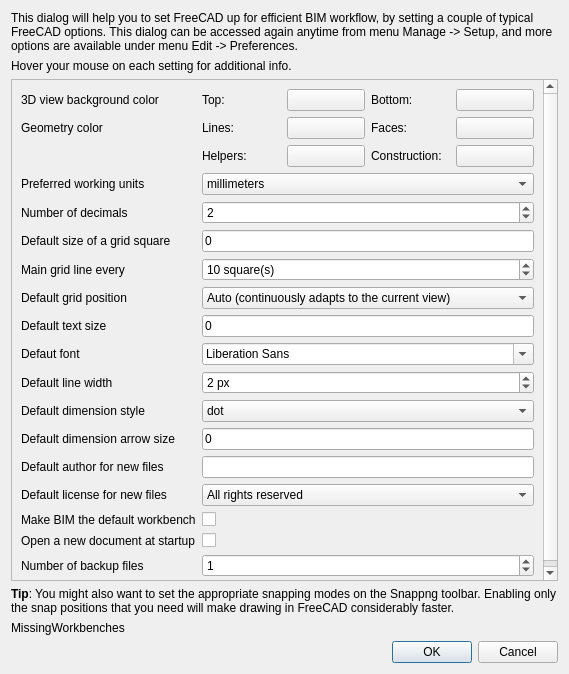
This is dialogSetup.ui in yorikvanhavre/BIM_Workbench as Qt 5 draws it before an edit. The edited form follows.
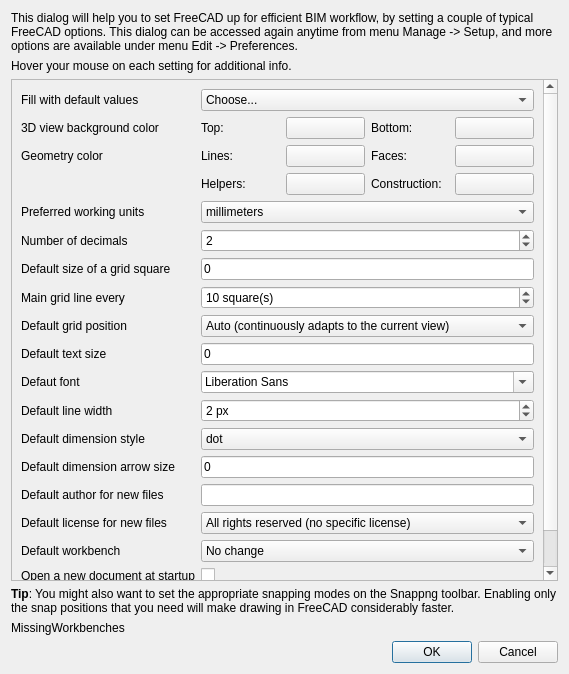
This is the edited form. Custom widgets are drawn as their Qt base class.

Commit message: Setup screen presets

Diff of the .ui file:
```diff
--- a/dialogSetup.ui
+++ b/dialogSetup.ui
@@ -43,73 +43,42 @@
       <property name="geometry">
        <rect>
         <x>0</x>
-        <y>-101</y>
+        <y>-139</y>
         <width>536</width>
-        <height>587</height>
+        <height>625</height>
        </rect>
       </property>
       <layout class="QVBoxLayout" name="verticalLayout_2">
        <item>
         <layout class="QGridLayout" name="gridLayout">
-         <item row="14" column="1">
-          <widget class="QComboBox" name="settingLicense">
-           <property name="toolTip">
-            <string>&lt;html&gt;&lt;head/&gt;&lt;body&gt;&lt;p&gt;Optional license you wish to use for new files. Keep &amp;quot;All rights reserved&amp;quot; if you don't wish to use any particular license. Location in preferences: &lt;span style=&quot; font-weight:600;&quot;&gt;General &amp;gt; Document &amp;gt; Default license&lt;/span&gt;&lt;/p&gt;&lt;/body&gt;&lt;/html&gt;</string>
-           </property>
-           <item>
-            <property name="text">
-             <string>All rights reserved</string>
-            </property>
-           </item>
-           <item>
-            <property name="text">
-             <string>CC-BY</string>
-            </property>
-           </item>
-           <item>
-            <property name="text">
-             <string>CC-BY-SA</string>
-            </property>
-           </item>
-           <item>
-            <property name="text">
-             <string>CC-BY-NC</string>
-            </property>
-           </item>
-           <item>
-            <property name="text">
-             <string>CC-BY-SA-NC</string>
-            </property>
-           </item>
-           <item>
-            <property name="text">
-             <string/>
-            </property>
-           </item>
-          </widget>
-         </item>
-         <item row="4" column="0">
-          <widget class="QLabel" name="label_14">
+         <item row="18" column="0">
+          <widget class="QLabel" name="label_12">
            <property name="text">
-            <string>Number of decimals</string>
+            <string>Number of backup files</string>
            </property>
           </widget>
          </item>
-         <item row="9" column="1">
-          <widget class="QFontComboBox" name="settingFont">
+         <item row="11" column="1">
+          <widget class="QSpinBox" name="settingLinewidth">
            <property name="toolTip">
             <string>&lt;html&gt;&lt;head/&gt;&lt;body&gt;&lt;p&gt;Default font. Location in preferences: &lt;span style=&quot; font-weight:600;&quot;&gt;Draft &amp;gt; Texts and dimensions &amp;gt; Font family, TechDraw &amp;gt; TechDraw 1 &amp;gt; Label Font&lt;/span&gt;&lt;/p&gt;&lt;/body&gt;&lt;/html&gt;</string>
            </property>
+           <property name="suffix">
+            <string> px</string>
+           </property>
+           <property name="value">
+            <number>2</number>
+           </property>
           </widget>
          </item>
-         <item row="16" column="0">
-          <widget class="QLabel" name="label_11">
+         <item row="10" column="0">
+          <widget class="QLabel" name="label_5">
            <property name="text">
-            <string>Open a new document at startup</string>
+            <string>Defaut font</string>
            </property>
           </widget>
          </item>
-         <item row="7" column="1">
+         <item row="8" column="1">
           <widget class="QComboBox" name="settingWP">
            <property name="toolTip">
             <string>&lt;html&gt;&lt;head/&gt;&lt;body&gt;&lt;p&gt;Where the grid appears at FreeCAD startup. Location in preferences: &lt;span style=&quot; font-weight:600;&quot;&gt;Draft &amp;gt; General settings &amp;gt; Default working plane&lt;/span&gt;&lt;/p&gt;&lt;/body&gt;&lt;/html&gt;</string>
@@ -136,34 +105,83 @@
            </item>
           </widget>
          </item>
-         <item row="3" column="0">
-          <widget class="QLabel" name="label">
+         <item row="8" column="0">
+          <widget class="QLabel" name="label_15">
            <property name="text">
-            <string>Preferred working units</string>
+            <string>Default grid position</string>
            </property>
           </widget>
          </item>
-         <item row="10" column="1">
-          <widget class="QSpinBox" name="settingLinewidth">
+         <item row="5" column="1">
+          <widget class="QSpinBox" name="settingDecimals">
            <property name="toolTip">
-            <string>&lt;html&gt;&lt;head/&gt;&lt;body&gt;&lt;p&gt;Default line width. Location in preferences: &lt;span style=&quot; font-weight:600;&quot;&gt;Display &amp;gt; Part colors &amp;gt; Default line width, Draft &amp;gt; Visual settings &amp;gt; Default line width&lt;/span&gt;&lt;/p&gt;&lt;/body&gt;&lt;/html&gt;</string>
-           </property>
-           <property name="suffix">
-            <string> px</string>
+            <string>&lt;html&gt;&lt;head/&gt;&lt;body&gt;&lt;p&gt;The number of decimals you wish to see used in the interface controls and measurements. Location in preferences: &lt;span style=&quot; font-weight:600;&quot;&gt;General &amp;gt; Units &amp;gt; Number of decimals&lt;/span&gt;&lt;/p&gt;&lt;/body&gt;&lt;/html&gt;</string>
            </property>
            <property name="value">
             <number>2</number>
            </property>
           </widget>
          </item>
+         <item row="12" column="0">
+          <widget class="QLabel" name="label_7">
+           <property name="text">
+            <string>Default dimension style</string>
+           </property>
+          </widget>
+         </item>
+         <item row="16" column="0">
+          <widget class="QLabel" name="label_10">
+           <property name="text">
+            <string>Default workbench</string>
+           </property>
+          </widget>
+         </item>
          <item row="5" column="0">
-          <widget class="QLabel" name="label_3">
+          <widget class="QLabel" name="label_14">
            <property name="text">
-            <string>Default size of a grid square</string>
+            <string>Number of decimals</string>
            </property>
           </widget>
          </item>
-         <item row="11" column="1">
+         <item row="17" column="0">
+          <widget class="QLabel" name="label_11">
+           <property name="text">
+            <string>Open a new document at startup</string>
+           </property>
+          </widget>
+         </item>
+         <item row="11" column="0">
+          <widget class="QLabel" name="label_6">
+           <property name="text">
+            <string>Default line width</string>
+           </property>
+          </widget>
+         </item>
+         <item row="14" column="1">
+          <widget class="QLineEdit" name="settingAuthor">
+           <property name="toolTip">
+            <string>&lt;html&gt;&lt;head/&gt;&lt;body&gt;&lt;p&gt;Your name (optional). You can also add your email like this: John Doe &amp;lt;john@doe.com&amp;gt;. Location in preferences: &lt;span style=&quot; font-weight:600;&quot;&gt;General &amp;gt; Document &amp;gt; Author name&lt;/span&gt;&lt;/p&gt;&lt;/body&gt;&lt;/html&gt;</string>
+           </property>
+           <property name="text">
+            <string/>
+           </property>
+          </widget>
+         </item>
+         <item row="10" column="1">
+          <widget class="QFontComboBox" name="settingFont">
+           <property name="toolTip">
+            <string>&lt;html&gt;&lt;head/&gt;&lt;body&gt;&lt;p&gt;Default font. Location in preferences: &lt;span style=&quot; font-weight:600;&quot;&gt;Draft &amp;gt; Texts and dimensions &amp;gt; Font family, TechDraw &amp;gt; TechDraw 1 &amp;gt; Label Font&lt;/span&gt;&lt;/p&gt;&lt;/body&gt;&lt;/html&gt;</string>
+           </property>
+          </widget>
+         </item>
+         <item row="2" column="0">
+          <widget class="QLabel" name="label_22">
+           <property name="text">
+            <string>Geometry color</string>
+           </property>
+          </widget>
+         </item>
+         <item row="12" column="1">
           <widget class="QComboBox" name="settingDimstyle">
            <property name="toolTip">
             <string>&lt;html&gt;&lt;head/&gt;&lt;body&gt;&lt;p&gt;Default dimension style. Location in preferences: &lt;span style=&quot; font-weight:600;&quot;&gt;Draft &amp;gt; Texts and dimensions &amp;gt; Arrow style, TechDraw &amp;gt; TechDraw 2 &amp;gt; Arrow Style&lt;/span&gt;&lt;/p&gt;&lt;/body&gt;&lt;/html&gt;</string>
@@ -190,24 +208,74 @@
            </item>
           </widget>
          </item>
-         <item row="7" column="0">
-          <widget class="QLabel" name="label_15">
+         <item row="14" column="0">
+          <widget class="QLabel" name="label_8">
            <property name="text">
-            <string>Default grid position</string>
+            <string>Default author for new files</string>
            </property>
           </widget>
          </item>
-         <item row="13" column="1">
-          <widget class="QLineEdit" name="settingAuthor">
+         <item row="7" column="1">
+          <widget class="QSpinBox" name="settingSquares">
            <property name="toolTip">
             <string>&lt;html&gt;&lt;head/&gt;&lt;body&gt;&lt;p&gt;Your name (optional). You can also add your email like this: John Doe &amp;lt;john@doe.com&amp;gt;. Location in preferences: &lt;span style=&quot; font-weight:600;&quot;&gt;General &amp;gt; Document &amp;gt; Author name&lt;/span&gt;&lt;/p&gt;&lt;/body&gt;&lt;/html&gt;</string>
            </property>
-           <property name="text">
-            <string/>
+           <property name="suffix">
+            <string> square(s)</string>
            </property>
+           <property name="value">
+            <number>10</number>
+           </property>
           </widget>
          </item>
-         <item row="3" column="1">
+         <item row="18" column="1">
+          <widget class="QSpinBox" name="settingBackupfiles">
+           <property name="toolTip">
+            <string>&lt;html&gt;&lt;head/&gt;&lt;body&gt;&lt;p&gt;The number of backup files to keep when saving a file. Location in preferences: &lt;span style=&quot; font-weight:600;&quot;&gt;General &amp;gt; Document &amp;gt; Maximum number of backup files&lt;/span&gt;&lt;/p&gt;&lt;/body&gt;&lt;/html&gt;</string>
+           </property>
+           <property name="value">
+            <number>1</number>
+           </property>
+          </widget>
+         </item>
+         <item row="15" column="1">
+          <widget class="QComboBox" name="settingLicense">
+           <property name="toolTip">
+            <string>&lt;html&gt;&lt;head/&gt;&lt;body&gt;&lt;p&gt;Optional license you wish to use for new files. Keep &amp;quot;All rights reserved&amp;quot; if you don't wish to use any particular license. Location in preferences: &lt;span style=&quot; font-weight:600;&quot;&gt;General &amp;gt; Document &amp;gt; Default license&lt;/span&gt;&lt;/p&gt;&lt;/body&gt;&lt;/html&gt;</string>
+           </property>
+           <item>
+            <property name="text">
+             <string>All rights reserved (no specific license)</string>
+            </property>
+           </item>
+           <item>
+            <property name="text">
+             <string>CC-BY</string>
+            </property>
+           </item>
+           <item>
+            <property name="text">
+             <string>CC-BY-SA</string>
+            </property>
+           </item>
+           <item>
+            <property name="text">
+             <string>CC-BY-NC</string>
+            </property>
+           </item>
+           <item>
+            <property name="text">
+             <string>CC-BY-SA-NC</string>
+            </property>
+           </item>
+           <item>
+            <property name="text">
+             <string/>
+            </property>
+           </item>
+          </widget>
+         </item>
+         <item row="4" column="1">
           <widget class="QComboBox" name="settingUnits">
            <property name="toolTip">
             <string>&lt;html&gt;&lt;head/&gt;&lt;body&gt;&lt;p&gt;The unit you prefer to work with, that will be used everywhere: in dialogs, measurements and dimensions. However, you can enter any other unit anytime. For example, if you configured FreeCAD to work in millimeters, you can still enter measures as &amp;quot;10m&amp;quot; or &amp;quot;5ft&amp;quot;. You can also change the working unit anytime without causing any modification to your model. Location in preferences: &lt;span style=&quot; font-weight:600;&quot;&gt;General &amp;gt; Units &amp;gt; User system&lt;/span&gt;&lt;/p&gt;&lt;/body&gt;&lt;/html&gt;</string>
@@ -244,110 +312,14 @@
            </item>
           </widget>
          </item>
-         <item row="15" column="1">
-          <widget class="QCheckBox" name="settingWorkbench">
-           <property name="toolTip">
-            <string>&lt;html&gt;&lt;head/&gt;&lt;body&gt;&lt;p&gt;Check this to make FreeCAD start directly in the BIM workbench. Location in preferences: &lt;span style=&quot; font-weight:600;&quot;&gt;General &amp;gt; General &amp;gt; Autoload module&lt;/span&gt;&lt;/p&gt;&lt;/body&gt;&lt;/html&gt;</string>
-           </property>
-           <property name="text">
-            <string/>
-           </property>
-          </widget>
-         </item>
-         <item row="13" column="0">
-          <widget class="QLabel" name="label_8">
-           <property name="text">
-            <string>Default author for new files</string>
-           </property>
-          </widget>
-         </item>
-         <item row="8" column="0">
-          <widget class="QLabel" name="label_4">
-           <property name="text">
-            <string>Default text size</string>
-           </property>
-          </widget>
-         </item>
-         <item row="9" column="0">
-          <widget class="QLabel" name="label_5">
-           <property name="text">
-            <string>Defaut font</string>
-           </property>
-          </widget>
-         </item>
-         <item row="10" column="0">
-          <widget class="QLabel" name="label_6">
-           <property name="text">
-            <string>Default line width</string>
-           </property>
-          </widget>
-         </item>
-         <item row="11" column="0">
-          <widget class="QLabel" name="label_7">
-           <property name="text">
-            <string>Default dimension style</string>
-           </property>
-          </widget>
-         </item>
          <item row="15" column="0">
-          <widget class="QLabel" name="label_10">
-           <property name="text">
-            <string>Make BIM the default workbench</string>
-           </property>
-          </widget>
-         </item>
-         <item row="16" column="1">
-          <widget class="QCheckBox" name="settingNewdocument">
-           <property name="toolTip">
-            <string>&lt;html&gt;&lt;head/&gt;&lt;body&gt;&lt;p&gt;Check this to make FreeCAD start with a new blank document. Location in preferences: &lt;span style=&quot; font-weight:600;&quot;&gt;General &amp;gt; Document &amp;gt; Create new documentat startup&lt;/span&gt;&lt;/p&gt;&lt;/body&gt;&lt;/html&gt;</string>
-           </property>
-           <property name="text">
-            <string/>
-           </property>
-          </widget>
-         </item>
-         <item row="17" column="0">
-          <widget class="QLabel" name="label_12">
-           <property name="text">
-            <string>Number of backup files</string>
-           </property>
-          </widget>
-         </item>
-         <item row="17" column="1">
-          <widget class="QSpinBox" name="settingBackupfiles">
-           <property name="toolTip">
-            <string>&lt;html&gt;&lt;head/&gt;&lt;body&gt;&lt;p&gt;The number of backup files to keep when saving a file. Location in preferences: &lt;span style=&quot; font-weight:600;&quot;&gt;General &amp;gt; Document &amp;gt; Maximum number of backup files&lt;/span&gt;&lt;/p&gt;&lt;/body&gt;&lt;/html&gt;</string>
-           </property>
-           <property name="value">
-            <number>1</number>
-           </property>
-          </widget>
-         </item>
-         <item row="12" column="0">
-          <widget class="QLabel" name="label_16">
-           <property name="text">
-            <string>Default dimension arrow size</string>
-           </property>
-          </widget>
-         </item>
-         <item row="4" column="1">
-          <widget class="QSpinBox" name="settingDecimals">
-           <property name="toolTip">
-            <string>&lt;html&gt;&lt;head/&gt;&lt;body&gt;&lt;p&gt;The number of decimals you wish to see used in the interface controls and measurements. Location in preferences: &lt;span style=&quot; font-weight:600;&quot;&gt;General &amp;gt; Units &amp;gt; Number of decimals&lt;/span&gt;&lt;/p&gt;&lt;/body&gt;&lt;/html&gt;</string>
-           </property>
-           <property name="value">
-            <number>2</number>
-           </property>
-          </widget>
-         </item>
-         <item row="14" column="0">
           <widget class="QLabel" name="label_9">
            <property name="text">
             <string>Default license for new files</string>
            </property>
           </widget>
          </item>
-         <item row="5" column="1">
+         <item row="6" column="1">
           <widget class="Gui::InputField" name="settingGrid">
            <property name="toolTip">
             <string>&lt;html&gt;&lt;head/&gt;&lt;body&gt;&lt;p&gt;This is the size of the smallest square of the grid. Location in preferences: &lt;span style=&quot; font-weight:600;&quot;&gt;Draft &amp;gt; Grid and snapping &amp;gt; Grid spacing&lt;/span&gt;&lt;/p&gt;&lt;/body&gt;&lt;/html&gt;</string>
@@ -360,60 +332,7 @@
            </property>
           </widget>
          </item>
-         <item row="8" column="1">
-          <widget class="Gui::InputField" name="settingText">
-           <property name="toolTip">
-            <string>&lt;html&gt;&lt;head/&gt;&lt;body&gt;&lt;p&gt;The default size of texts and dimension texts. Location in preferences: &lt;span style=&quot; font-weight:600;&quot;&gt;Draft &amp;gt; Texts and dimensions &amp;gt; Font size, Techdraw &amp;gt; Techdraw 2 &amp;gt; Font size&lt;/span&gt;&lt;/p&gt;&lt;/body&gt;&lt;/html&gt;</string>
-           </property>
-           <property name="text">
-            <string>0 </string>
-           </property>
-           <property name="unit" stdset="0">
-            <string notr="true"/>
-           </property>
-          </widget>
-         </item>
-         <item row="12" column="1">
-          <widget class="Gui::InputField" name="settingArrowsize">
-           <property name="toolTip">
-            <string>&lt;html&gt;&lt;head/&gt;&lt;body&gt;&lt;p&gt;Default dimension arrow size. Location in preferences: &lt;span style=&quot; font-weight:600;&quot;&gt;TechDraw &amp;gt; TechDraw 2 &amp;gt; Arrow size, Draft &amp;gt; Texts and dimensions &amp;gt; Arrow size&lt;/span&gt;&lt;/p&gt;&lt;/body&gt;&lt;/html&gt;</string>
-           </property>
-           <property name="text">
-            <string>0 </string>
-           </property>
-           <property name="unit" stdset="0">
-            <string notr="true"/>
-           </property>
-          </widget>
-         </item>
-         <item row="6" column="0">
-          <widget class="QLabel" name="label_17">
-           <property name="text">
-            <string>Main grid line every</string>
-           </property>
-          </widget>
-         </item>
-         <item row="6" column="1">
-          <widget class="QSpinBox" name="spinBox">
-           <property name="toolTip">
-            <string>&lt;html&gt;&lt;head/&gt;&lt;body&gt;&lt;p&gt;How many small squares between each main line of the grid. Location in preferences: &lt;span style=&quot; font-weight:600;&quot;&gt;Draft &amp;gt; Grid and snapping &amp;gt; Main line every&lt;/span&gt;&lt;/p&gt;&lt;/body&gt;&lt;/html&gt;</string>
-           </property>
-           <property name="suffix">
-            <string> square(s)</string>
-           </property>
-           <property name="value">
-            <number>10</number>
-           </property>
-          </widget>
-         </item>
-         <item row="0" column="0">
-          <widget class="QLabel" name="label_19">
-           <property name="text">
-            <string>3D view background color</string>
-           </property>
-          </widget>
-         </item>
-         <item row="0" column="1">
+         <item row="1" column="1">
           <layout class="QHBoxLayout" name="horizontalLayout">
            <item>
             <widget class="QLabel" name="label_20">
@@ -445,14 +364,7 @@
            </item>
           </layout>
          </item>
-         <item row="1" column="0">
-          <widget class="QLabel" name="label_22">
-           <property name="text">
-            <string>Geometry color</string>
-           </property>
-          </widget>
-         </item>
-         <item row="1" column="1">
+         <item row="2" column="1">
           <layout class="QHBoxLayout" name="horizontalLayout_2">
            <item>
             <widget class="QLabel" name="label_23">
@@ -484,7 +396,75 @@
            </item>
           </layout>
          </item>
-         <item row="2" column="1">
+         <item row="4" column="0">
+          <widget class="QLabel" name="label">
+           <property name="text">
+            <string>Preferred working units</string>
+           </property>
+          </widget>
+         </item>
+         <item row="1" column="0">
+          <widget class="QLabel" name="label_19">
+           <property name="text">
+            <string>3D view background color</string>
+           </property>
+          </widget>
+         </item>
+         <item row="6" column="0">
+          <widget class="QLabel" name="label_3">
+           <property name="text">
+            <string>Default size of a grid square</string>
+           </property>
+          </widget>
+         </item>
+         <item row="7" column="0">
+          <widget class="QLabel" name="label_17">
+           <property name="text">
+            <string>Main grid line every</string>
+           </property>
+          </widget>
+         </item>
+         <item row="13" column="1">
+          <widget class="Gui::InputField" name="settingArrowsize">
+           <property name="toolTip">
+            <string>&lt;html&gt;&lt;head/&gt;&lt;body&gt;&lt;p&gt;Default dimension arrow size. Location in preferences: &lt;span style=&quot; font-weight:600;&quot;&gt;TechDraw &amp;gt; TechDraw 2 &amp;gt; Arrow size, Draft &amp;gt; Texts and dimensions &amp;gt; Arrow size&lt;/span&gt;&lt;/p&gt;&lt;/body&gt;&lt;/html&gt;</string>
+           </property>
+           <property name="text">
+            <string>0 </string>
+           </property>
+           <property name="unit" stdset="0">
+            <string notr="true"/>
+           </property>
+          </widget>
+         </item>
+         <item row="9" column="1">
+          <widget class="Gui::InputField" name="settingText">
+           <property name="toolTip">
+            <string>&lt;html&gt;&lt;head/&gt;&lt;body&gt;&lt;p&gt;The default size of texts and dimension texts. Location in preferences: &lt;span style=&quot; font-weight:600;&quot;&gt;Draft &amp;gt; Texts and dimensions &amp;gt; Font size, Techdraw &amp;gt; Techdraw 2 &amp;gt; Font size&lt;/span&gt;&lt;/p&gt;&lt;/body&gt;&lt;/html&gt;</string>
+           </property>
+           <property name="text">
+            <string>0 </string>
+           </property>
+           <property name="unit" stdset="0">
+            <string notr="true"/>
+           </property>
+          </widget>
+         </item>
+         <item row="9" column="0">
+          <widget class="QLabel" name="label_4">
+           <property name="text">
+            <string>Default text size</string>
+           </property>
+          </widget>
+         </item>
+         <item row="13" column="0">
+          <widget class="QLabel" name="label_16">
+           <property name="text">
+            <string>Default dimension arrow size</string>
+           </property>
+          </widget>
+         </item>
+         <item row="3" column="1">
           <layout class="QHBoxLayout" name="horizontalLayout_3">
            <item>
             <widget class="QLabel" name="label_26">
@@ -516,6 +496,72 @@
            </item>
           </layout>
          </item>
+         <item row="17" column="1">
+          <widget class="QCheckBox" name="settingNewdocument">
+           <property name="toolTip">
+            <string>&lt;html&gt;&lt;head/&gt;&lt;body&gt;&lt;p&gt;Check this to make FreeCAD start with a new blank document. Location in preferences: &lt;span style=&quot; font-weight:600;&quot;&gt;General &amp;gt; Document &amp;gt; Create new documentat startup&lt;/span&gt;&lt;/p&gt;&lt;/body&gt;&lt;/html&gt;</string>
+           </property>
+           <property name="text">
+            <string/>
+           </property>
+          </widget>
+         </item>
+         <item row="0" column="0">
+          <widget class="QLabel" name="label_27">
+           <property name="text">
+            <string>Fill with default values</string>
+           </property>
+          </widget>
+         </item>
+         <item row="0" column="1">
+          <widget class="QComboBox" name="comboPresets">
+           <property name="toolTip">
+            <string>Choose one of the presets in this list to fill all the settings below with predetermined values. Then, adjust to your likings</string>
+           </property>
+           <item>
+            <property name="text">
+             <string>Choose...</string>
+            </property>
+           </item>
+           <item>
+            <property name="text">
+             <string>Centimeters</string>
+            </property>
+           </item>
+           <item>
+            <property name="text">
+             <string>Meters</string>
+            </property>
+           </item>
+           <item>
+            <property name="text">
+             <string>US (imperial)</string>
+            </property>
+           </item>
+          </widget>
+         </item>
+         <item row="16" column="1">
+          <widget class="QComboBox" name="settingWorkbench">
+           <property name="toolTip">
+            <string>&lt;html&gt;&lt;head/&gt;&lt;body&gt;&lt;p&gt;This is the default workbench you will start with when launching FreeCAD. Options:&lt;/p&gt;&lt;p&gt;- &lt;span style=&quot; font-weight:600;&quot;&gt;No changes&lt;/span&gt;: Everything stays the way it is now&lt;/p&gt;&lt;p&gt;- &lt;span style=&quot; font-weight:600;&quot;&gt;BIM workbench&lt;/span&gt;: FreeCAD will start directly in the BIM workbench&lt;/p&gt;&lt;p&gt;- &lt;span style=&quot; font-weight:600;&quot;&gt;Start workbench, BIM afterwards&lt;/span&gt;: FreeCAD will still show the Start page, but will switch automatically to the BIM workbench when opening or creating a file&lt;/p&gt;&lt;p&gt;Location in preferences: &lt;span style=&quot; font-weight:600;&quot;&gt;General &amp;gt; Auto load module&lt;/span&gt;&lt;/p&gt;&lt;/body&gt;&lt;/html&gt;</string>
+           </property>
+           <item>
+            <property name="text">
+             <string>No change</string>
+            </property>
+           </item>
+           <item>
+            <property name="text">
+             <string>BIM workbench</string>
+            </property>
+           </item>
+           <item>
+            <property name="text">
+             <string>Start workbench, switch to BIM afterwards</string>
+            </property>
+           </item>
+          </widget>
+         </item>
         </layout>
        </item>
       </layout>
```
Left out of the diff: 36 changed lines with no effect on the pictures. The commit also changes 1 other file.
